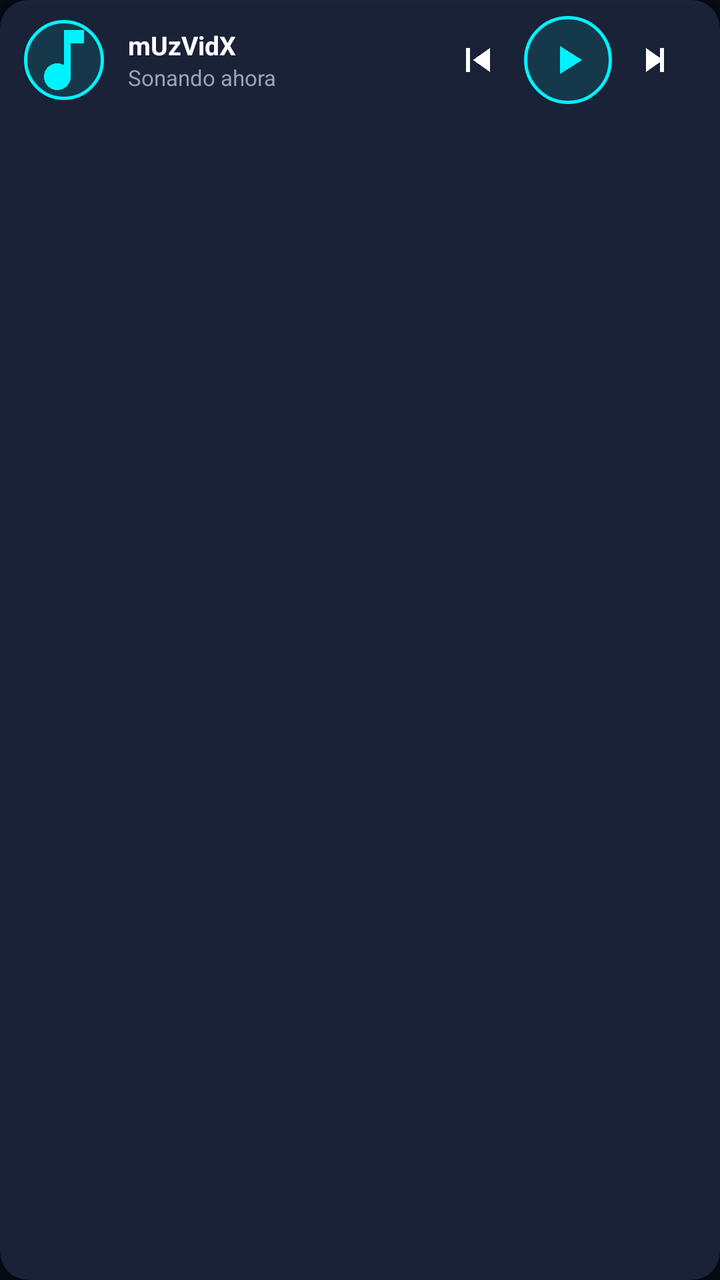
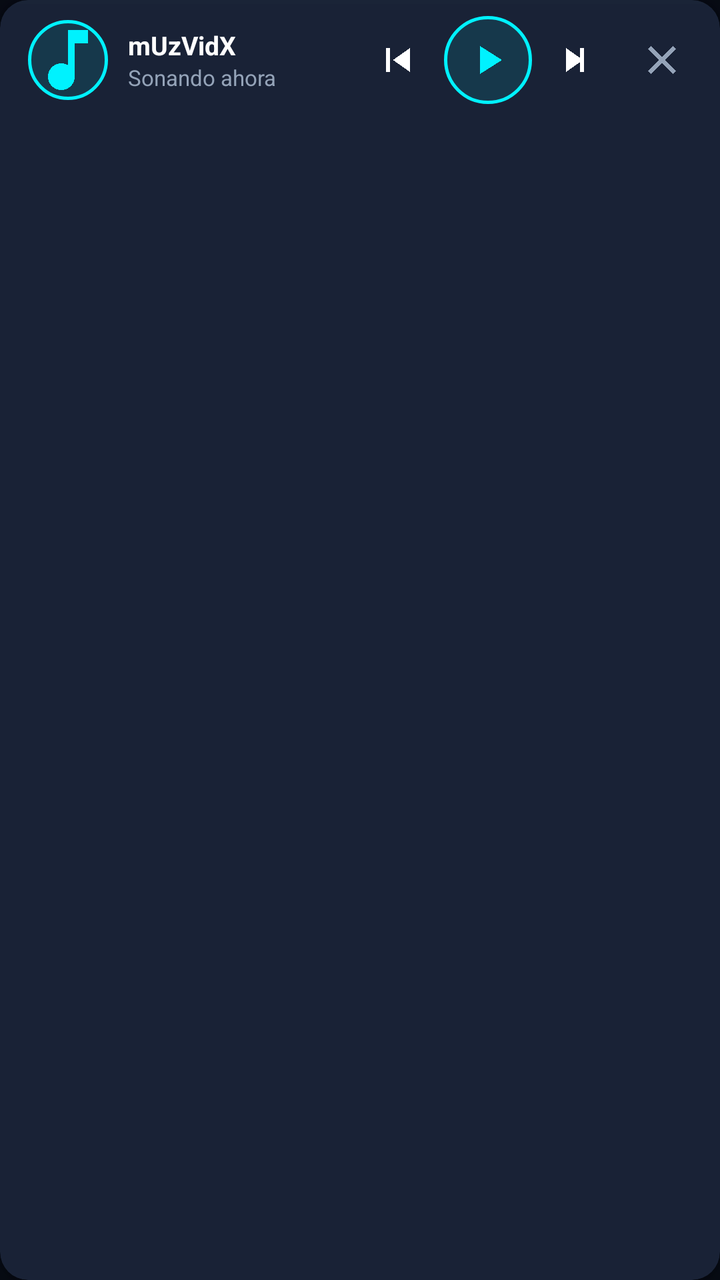

Two renders of the same Android screen: before a commit and after it. Below are the layout's source before the change and the commit's diff.
<!-- AndroidManifest.xml: application theme Theme.MUzVidX -->
<!-- res/layout/mini_player.xml -->
<?xml version="1.0" encoding="utf-8"?>
<androidx.cardview.widget.CardView xmlns:android="http://schemas.android.com/apk/res/android"
    xmlns:app="http://schemas.android.com/apk/res-auto"
    android:layout_width="match_parent"
    android:layout_height="wrap_content"
    android:layout_marginHorizontal="8dp"
    android:layout_marginBottom="4dp"
    android:focusable="true"
    android:clickable="true"
    android:foreground="@drawable/selector_card_focus"
    app:cardBackgroundColor="@color/bg_card_surface"
    app:cardCornerRadius="14dp"
    app:cardElevation="6dp">

    <LinearLayout
        android:layout_width="match_parent"
        android:layout_height="wrap_content"
        android:orientation="vertical">

        <ProgressBar
            android:id="@+id/miniProgress"
            style="@style/Widget.AppCompat.ProgressBar.Horizontal"
            android:layout_width="match_parent"
            android:layout_height="2dp"
            android:progressTint="@color/accent"
            android:progressBackgroundTint="@color/divider" />

        <LinearLayout
            android:layout_width="match_parent"
            android:layout_height="56dp"
            android:orientation="horizontal"
            android:paddingHorizontal="12dp"
            android:gravity="center_vertical">

            <ImageView
                android:id="@+id/miniThumb"
                android:layout_width="40dp"
                android:layout_height="40dp"
                android:src="@drawable/ic_music_note"
                android:background="@drawable/bg_circle_accent"
                android:scaleType="centerCrop" />

            <LinearLayout
                android:layout_width="0dp"
                android:layout_height="wrap_content"
                android:layout_weight="1"
                android:orientation="vertical"
                android:layout_marginStart="12dp">

                <TextView
                    android:id="@+id/tvTitle"
                    android:layout_width="match_parent"
                    android:layout_height="wrap_content"
                    android:text="mUzVidX"
                    android:textColor="@color/text_primary"
                    android:textSize="13sp"
                    android:textStyle="bold"
                    android:maxLines="1"
                    android:ellipsize="end" />

                <TextView
                    android:id="@+id/tvArtist"
                    android:layout_width="match_parent"
                    android:layout_height="wrap_content"
                    android:text="Sonando ahora"
                    android:textColor="@color/text_secondary"
                    android:textSize="11sp"
                    android:maxLines="1"
                    android:ellipsize="end" />
            </LinearLayout>

            <ImageButton
                android:id="@+id/btnPrev"
                android:layout_width="38dp"
                android:layout_height="38dp"
                android:background="?selectableItemBackgroundBorderless"
                android:src="@drawable/ic_skip_prev"
                android:tint="@color/text_primary"
                android:contentDescription="Anterior" />

            <ImageButton
                android:id="@+id/btnPlay"
                android:layout_width="44dp"
                android:layout_height="44dp"
                android:layout_marginStart="4dp"
                android:background="@drawable/bg_circle_accent"
                android:src="@drawable/ic_play"
                android:tint="@color/accent"
                android:padding="8dp"
                android:contentDescription="Reproducir" />

            <ImageButton
                android:id="@+id/btnNext"
                android:layout_width="38dp"
                android:layout_height="38dp"
                android:layout_marginStart="4dp"
                android:background="?selectableItemBackgroundBorderless"
                android:src="@drawable/ic_skip_next"
                android:tint="@color/text_primary"
                android:contentDescription="Siguiente" />
        </LinearLayout>
    </LinearLayout>
</androidx.cardview.widget.CardView>
<!-- resources referenced by this layout -->
<resources>
  <color name="accent">#FF00F2FE</color>
  <color name="bg_card_surface">#FF192236</color>
  <color name="divider">#FF1E293B</color>
  <color name="text_primary">#FFFFFFFF</color>
  <color name="text_secondary">#FF94A3B8</color>
  <!-- drawable bg_circle_accent (drawable) -->
  <?xml version="1.0" encoding="utf-8"?>
  <shape xmlns:android="http://schemas.android.com/apk/res/android"
      android:shape="oval">
      <solid android:color="@color/accent_soft" />
      <stroke
          android:width="1.5dp"
          android:color="@color/accent" />
  </shape>
  <!-- drawable ic_music_note (drawable) -->
  <vector xmlns:android="http://schemas.android.com/apk/res/android"
      android:width="24dp" android:height="24dp"
      android:viewportWidth="24" android:viewportHeight="24"
      android:tint="@color/accent">
      <path android:fillColor="@android:color/white"
          android:pathData="M12,3v10.55c-0.59,-0.34 -1.27,-0.55 -2,-0.55 -2.21,0 -4,1.79 -4,4s1.79,4 4,4 4,-1.79 4,-4V7h4V3h-6z"/>
  </vector>
  <!-- drawable ic_play (drawable) -->
  <vector xmlns:android="http://schemas.android.com/apk/res/android"
      android:width="24dp" android:height="24dp"
      android:viewportWidth="24" android:viewportHeight="24">
      <path android:fillColor="@android:color/white"
          android:pathData="M8,5v14l11,-7z"/>
  </vector>
  <!-- drawable ic_skip_next (drawable) -->
  <vector xmlns:android="http://schemas.android.com/apk/res/android"
      android:width="24dp" android:height="24dp"
      android:viewportWidth="24" android:viewportHeight="24">
      <path android:fillColor="@android:color/white"
          android:pathData="M6,18l8.5,-6L6,6v12zM13,6v12h2V6h-2z"/>
  </vector>
  <!-- drawable ic_skip_prev (drawable) -->
  <vector xmlns:android="http://schemas.android.com/apk/res/android"
      android:width="24dp" android:height="24dp"
      android:viewportWidth="24" android:viewportHeight="24">
      <path android:fillColor="@android:color/white"
          android:pathData="M6,6h2v12L6,18zM9.5,12l8.5,6L18,6z"/>
  </vector>
  <!-- drawable selector_card_focus (drawable) -->
  <?xml version="1.0" encoding="utf-8"?>
  <selector xmlns:android="http://schemas.android.com/apk/res/android">
      <item android:state_focused="true">
          <shape android:shape="rectangle">
              <corners android:radius="14dp" />
              <stroke android:width="3dp" android:color="@color/accent" />
              <solid android:color="@color/accent_soft" />
          </shape>
      </item>
      <item android:state_pressed="true">
          <shape android:shape="rectangle">
              <corners android:radius="14dp" />
              <stroke android:width="2dp" android:color="@color/accent" />
              <solid android:color="@color/accent_soft" />
          </shape>
      </item>
      <item>
          <shape android:shape="rectangle">
              <corners android:radius="14dp" />
              <stroke android:width="1dp" android:color="@android:color/transparent" />
              <solid android:color="@android:color/transparent" />
          </shape>
      </item>
  </selector>
  <style name="Theme.MUzVidX" parent="Theme.Material3.Dark.NoActionBar">
          <item name="colorPrimary">@color/accent</item>
          <item name="colorOnPrimary">@color/bg_dark</item>
          <item name="colorSecondary">@color/accent_soft</item>
          <item name="colorSurface">@color/bg_card</item>
          <item name="colorOnSurface">@color/text_primary</item>
          <item name="android:windowBackground">@color/bg_dark</item>
          <item name="android:statusBarColor">@color/bg_dark</item>
          <item name="android:navigationBarColor">@color/bg_dark</item>
      </style>
  <color name="accent_soft">#1A00F2FE</color>
  <color name="bg_dark">#FF070B14</color>
  <color name="bg_card">#FF111827</color>
</resources>

<!-- the commit's change to res/layout/mini_player.xml (unified diff, before → after) -->
@@ -1,13 +1,14 @@
 <?xml version="1.0" encoding="utf-8"?>
 <androidx.cardview.widget.CardView xmlns:android="http://schemas.android.com/apk/res/android"
     xmlns:app="http://schemas.android.com/apk/res-auto"
+    android:id="@+id/miniPlayerCard"
     android:layout_width="match_parent"
     android:layout_height="wrap_content"
     android:layout_marginHorizontal="8dp"
     android:layout_marginBottom="4dp"
-    android:focusable="true"
-    android:clickable="true"
-    android:foreground="@drawable/selector_card_focus"
+    android:focusable="false"
+    android:clickable="false"
+    android:descendantFocusability="afterDescendants"
     app:cardBackgroundColor="@color/bg_card_surface"
     app:cardCornerRadius="14dp"
     app:cardElevation="6dp">
@@ -29,46 +30,65 @@
             android:layout_width="match_parent"
             android:layout_height="56dp"
             android:orientation="horizontal"
-            android:paddingHorizontal="12dp"
+            android:paddingHorizontal="10dp"
             android:gravity="center_vertical">
 
-            <ImageView
-                android:id="@+id/miniThumb"
-                android:layout_width="40dp"
-                android:layout_height="40dp"
-                android:src="@drawable/ic_music_note"
-                android:background="@drawable/bg_circle_accent"
-                android:scaleType="centerCrop" />
+            
+            <LinearLayout
+                android:id="@+id/layoutMiniInfo"
+                android:layout_width="0dp"
+                android:layout_height="match_parent"
+                android:layout_weight="1"
+                android:orientation="horizontal"
+                android:gravity="center_vertical"
+                android:paddingHorizontal="4dp"
+                android:background="?selectableItemBackground"
+                android:focusable="true"
+                android:clickable="true"
+                android:contentDescription="Abrir reproductor a pantalla completa"
+                android:nextFocusRight="@+id/btnPrev"
+                android:nextFocusDown="@+id/bottomNav">
 
-            <LinearLayout
-                android:layout_width="0dp"
-                android:layout_height="wrap_content"
-                android:layout_weight="1"
-                android:orientation="vertical"
-                android:layout_marginStart="12dp">
+                <ImageView
+                    android:id="@+id/miniThumb"
+                    android:layout_width="40dp"
+                    android:layout_height="40dp"
+                    android:src="@drawable/ic_music_note"
+                    android:background="@drawable/bg_circle_accent"
+                    android:scaleType="centerCrop" />
 
-                <TextView
-                    android:id="@+id/tvTitle"
-                    android:layout_width="match_parent"
+                <LinearLayout
+                    android:layout_width="0dp"
                     android:layout_height="wrap_content"
-                    android:text="mUzVidX"
-                    android:textColor="@color/text_primary"
-                    android:textSize="13sp"
-                    android:textStyle="bold"
-                    android:maxLines="1"
-                    android:ellipsize="end" />
+                    android:layout_weight="1"
+                    android:orientation="vertical"
+                    android:layout_marginStart="10dp"
+                    android:layout_marginEnd="6dp">
 
-                <TextView
-                    android:id="@+id/tvArtist"
-                    android:layout_width="match_parent"
-                    android:layout_height="wrap_content"
-                    android:text="Sonando ahora"
-                    android:textColor="@color/text_secondary"
-                    android:textSize="11sp"
-                    android:maxLines="1"
-                    android:ellipsize="end" />
+                    <TextView
+                        android:id="@+id/tvTitle"
+                        android:layout_width="match_parent"
+                        android:layout_height="wrap_content"
+                        android:text="mUzVidX"
+                        android:textColor="@color/text_primary"
+                        android:textSize="13sp"
+                        android:textStyle="bold"
+                        android:maxLines="1"
+                        android:ellipsize="end" />
+
+                    <TextView
+                        android:id="@+id/tvArtist"
+                        android:layout_width="match_parent"
+                        android:layout_height="wrap_content"
+                        android:text="Sonando ahora"
+                        android:textColor="@color/text_secondary"
+                        android:textSize="11sp"
+                        android:maxLines="1"
+                        android:ellipsize="end" />
+                </LinearLayout>
             </LinearLayout>
 
+            
             <ImageButton
                 android:id="@+id/btnPrev"
                 android:layout_width="38dp"
@@ -76,8 +96,14 @@
                 android:background="?selectableItemBackgroundBorderless"
                 android:src="@drawable/ic_skip_prev"
                 android:tint="@color/text_primary"
-                android:contentDescription="Anterior" />
+                android:contentDescription="Anterior"
+                android:focusable="true"
+                android:clickable="true"
+                android:nextFocusLeft="@+id/layoutMiniInfo"
+                android:nextFocusRight="@+id/btnPlay"
+                android:nextFocusDown="@+id/bottomNav" />
 
+            
             <ImageButton
                 android:id="@+id/btnPlay"
                 android:layout_width="44dp"
@@ -87,8 +113,14 @@
                 android:src="@drawable/ic_play"
                 android:tint="@color/accent"
                 android:padding="8dp"
-                android:contentDescription="Reproducir" />
+                android:contentDescription="Reproducir o pausar"
+                android:focusable="true"
+                android:clickable="true"
+                android:nextFocusLeft="@+id/btnPrev"
+                android:nextFocusRight="@+id/btnNext"
+                android:nextFocusDown="@+id/bottomNav" />
 
+            
             <ImageButton
                 android:id="@+id/btnNext"
                 android:layout_width="38dp"
@@ -97,7 +129,29 @@
                 android:background="?selectableItemBackgroundBorderless"
                 android:src="@drawable/ic_skip_next"
                 android:tint="@color/text_primary"
-                android:contentDescription="Siguiente" />
+                android:contentDescription="Siguiente"
+                android:focusable="true"
+                android:clickable="true"
+                android:nextFocusLeft="@+id/btnPlay"
+                android:nextFocusRight="@+id/btnCloseMini"
+                android:nextFocusDown="@+id/bottomNav" />
+
+            
+            <ImageButton
+                android:id="@+id/btnCloseMini"
+                android:layout_width="38dp"
+                android:layout_height="38dp"
+                android:layout_marginStart="4dp"
+                android:background="?selectableItemBackgroundBorderless"
+                android:src="@drawable/ic_close"
+                android:tint="@color/text_secondary"
+                android:padding="8dp"
+                android:contentDescription="Cerrar y detener reproducción"
+                android:focusable="true"
+                android:clickable="true"
+                android:nextFocusLeft="@+id/btnNext"
+                android:nextFocusDown="@+id/bottomNav" />
+
         </LinearLayout>
     </LinearLayout>
 </androidx.cardview.widget.CardView>
<!-- resource entries referenced after the edit -->
@@ -14,6 +14,16 @@
           android:width="1.5dp"
           android:color="@color/accent" />
   </shape>
+  <!-- drawable ic_close (drawable) -->
+  <vector xmlns:android="http://schemas.android.com/apk/res/android"
+      android:width="24dp"
+      android:height="24dp"
+      android:viewportWidth="24"
+      android:viewportHeight="24">
+      <path
+          android:fillColor="@color/text_primary"
+          android:pathData="M19,6.41L17.59,5 12,10.59 6.41,5 5,6.41 10.59,12 5,17.59 6.41,19 12,13.41 17.59,19 19,17.59 13.41,12z" />
+  </vector>
   <!-- drawable ic_music_note (drawable) -->
   <vector xmlns:android="http://schemas.android.com/apk/res/android"
       android:width="24dp" android:height="24dp"
@@ -43,31 +53,6 @@
       <path android:fillColor="@android:color/white"
           android:pathData="M6,6h2v12L6,18zM9.5,12l8.5,6L18,6z"/>
   </vector>
-  <!-- drawable selector_card_focus (drawable) -->
-  <?xml version="1.0" encoding="utf-8"?>
-  <selector xmlns:android="http://schemas.android.com/apk/res/android">
-      <item android:state_focused="true">
-          <shape android:shape="rectangle">
-              <corners android:radius="14dp" />
-              <stroke android:width="3dp" android:color="@color/accent" />
-              <solid android:color="@color/accent_soft" />
-          </shape>
-      </item>
-      <item android:state_pressed="true">
-          <shape android:shape="rectangle">
-              <corners android:radius="14dp" />
-              <stroke android:width="2dp" android:color="@color/accent" />
-              <solid android:color="@color/accent_soft" />
-          </shape>
-      </item>
-      <item>
-          <shape android:shape="rectangle">
-              <corners android:radius="14dp" />
-              <stroke android:width="1dp" android:color="@android:color/transparent" />
-              <solid android:color="@android:color/transparent" />
-          </shape>
-      </item>
-  </selector>
   <style name="Theme.MUzVidX" parent="Theme.Material3.Dark.NoActionBar">
           <item name="colorPrimary">@color/accent</item>
           <item name="colorOnPrimary">@color/bg_dark</item>
